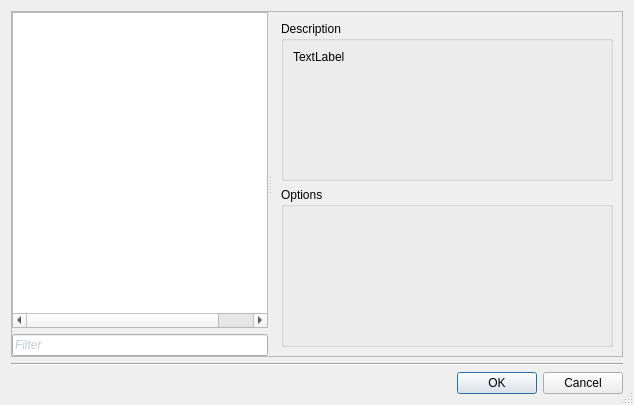
First picture: the form in ui/SettingsDialog.ui, repository ImageProcessing-ElectronicPublications/scantailor-deviant, before the edit.
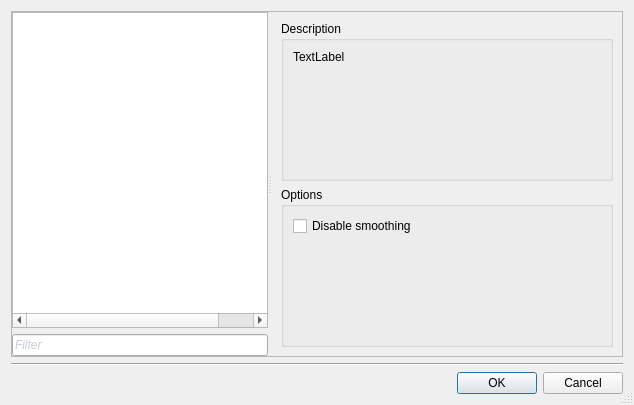
Second picture: the form after the edit. The open tabs and pages were chosen to show the change. Custom widgets are drawn as their Qt base class.

Commit message: Setting Disable Smoothing for BW Mode

What changed in the file:
```diff
--- a/ui/SettingsDialog.ui
+++ b/ui/SettingsDialog.ui
@@ -1124,7 +1124,15 @@
           <property name="title">
            <string>Options</string>
           </property>
-          <layout class="QFormLayout" name="formLayout_10"/>
+          <layout class="QFormLayout" name="formLayout_10">
+           <item row="0" column="0">
+            <widget class="QCheckBox" name="disableSmoothingBW">
+             <property name="text">
+              <string>Disable smoothing</string>
+             </property>
+            </widget>
+           </item>
+          </layout>
          </widget>
         </item>
        </layout>
```
Left out of the diff: 2 changed lines with no effect on the pictures. The commit also changes 6 other files.
